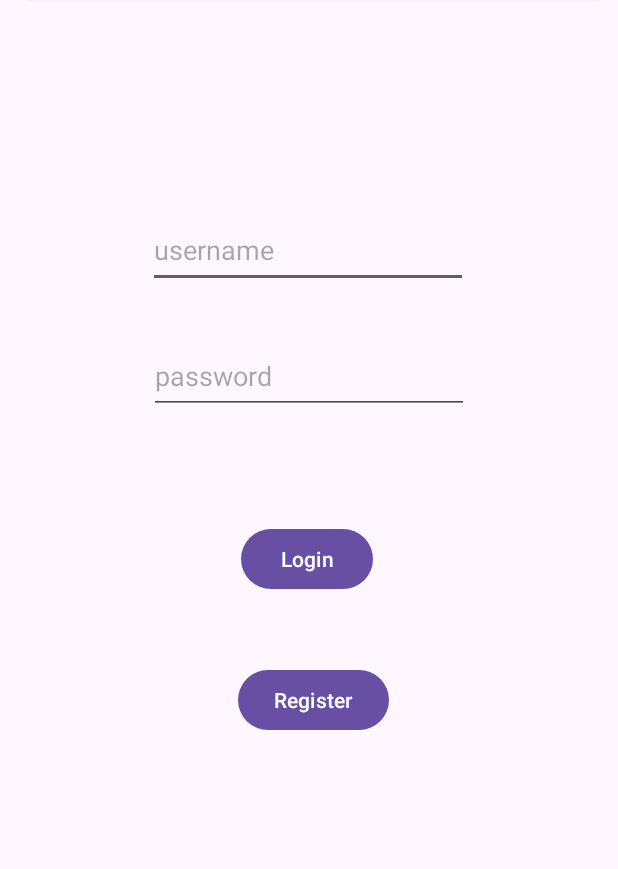
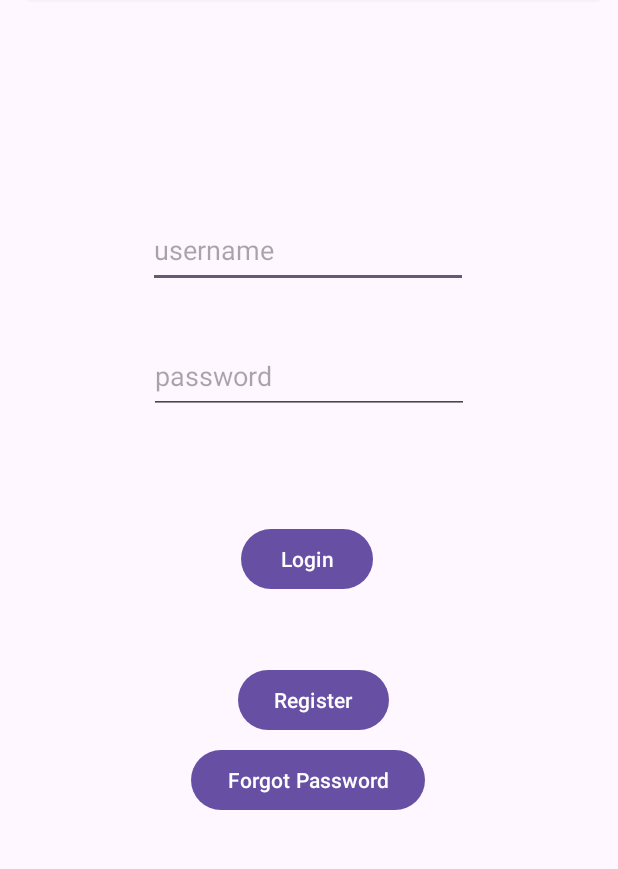
Before and after one commit to UserMountain/SPMRev, an Android app: the screen it shows after launch (LoginPage), on a phone screen of 412 x 824 dp, the part 277-1146 px from its top. Run offline under Robolectric (Android 15) with nearby library versions, the phone set to English and light mode, and no system bars; our stand-ins replace Firebase (no records; nobody signed in at launch, a user with empty details on screens opened directly).

Commit message:
reset forgot password

```diff
--- a/app/src/main/AndroidManifest.xml
+++ b/app/src/main/AndroidManifest.xml
@@ -12,6 +12,9 @@
         android:supportsRtl="true"
         android:theme="@style/Theme.SPMRev"
         tools:targetApi="31">
+        <activity
+            android:name=".ForgotPasswordActivity"
+            android:exported="false" />
         <activity
             android:name=".EditQuestionActivity"
             android:exported="false" />
--- a/app/src/main/java/com/example/spmrev/LoginPage.java
+++ b/app/src/main/java/com/example/spmrev/LoginPage.java
@@ -20,6 +20,7 @@ public class LoginPage extends AppCompatActivity {
 
     private FirebaseAuth mAuth;
     private EditText username, password;
+    private Button forgotPassword;
 
     @Override
     protected void onCreate(Bundle savedInstanceState) {
@@ -30,6 +31,8 @@ public class LoginPage extends AppCompatActivity {
 
         username = findViewById(R.id.username);
         password = findViewById(R.id.password);
+        forgotPassword = findViewById(R.id.button_forgotPassword);
+
         Button button_Login = findViewById(R.id.button_Login);
         Button button_register = findViewById(R.id.button_register);
 
@@ -42,6 +45,13 @@ public class LoginPage extends AppCompatActivity {
         button_register.setOnClickListener(v -> {
             // Navigate to the RegisterActivity
             startActivity(new Intent(LoginPage.this, Register.class));
+        });
+
+        forgotPassword.setOnClickListener(new View.OnClickListener() {
+            @Override
+            public void onClick(View view) {
+                startActivity(new Intent(LoginPage.this, ForgotPasswordActivity.class));
+            }
         });
 
     }
--- a/app/src/main/res/layout/activity_login_page.xml
+++ b/app/src/main/res/layout/activity_login_page.xml
@@ -117,4 +117,21 @@
         app:layout_constraintStart_toStartOf="parent"
         app:layout_constraintTop_toBottomOf="@+id/button_Login" />
 
+    <Button
+        android:id="@+id/button_forgotPassword"
+        android:layout_width="wrap_content"
+        android:layout_height="wrap_content"
+        android:layout_marginStart="100dp"
+        android:layout_marginTop="5dp"
+        android:layout_marginEnd="100dp"
+        android:layout_marginBottom="137dp"
+        android:text="Forgot Password"
+        app:layout_constraintBottom_toBottomOf="parent"
+        app:layout_constraintEnd_toEndOf="parent"
+        app:layout_constraintHorizontal_bias="0.49"
+        app:layout_constraintStart_toStartOf="parent"
+        app:layout_constraintTop_toBottomOf="@+id/button_register"
+        app:layout_constraintVertical_bias="0.0" />
+
+
 </androidx.constraintlayout.widget.ConstraintLayout>
```
Also changed, not shown: app/src/main/java/com/example/spmrev/Edit_ProfileActivity.java (+6 -55 lines), app/src/main/res/layout/activity_edit_profile.xml (+18 -18 lines).
